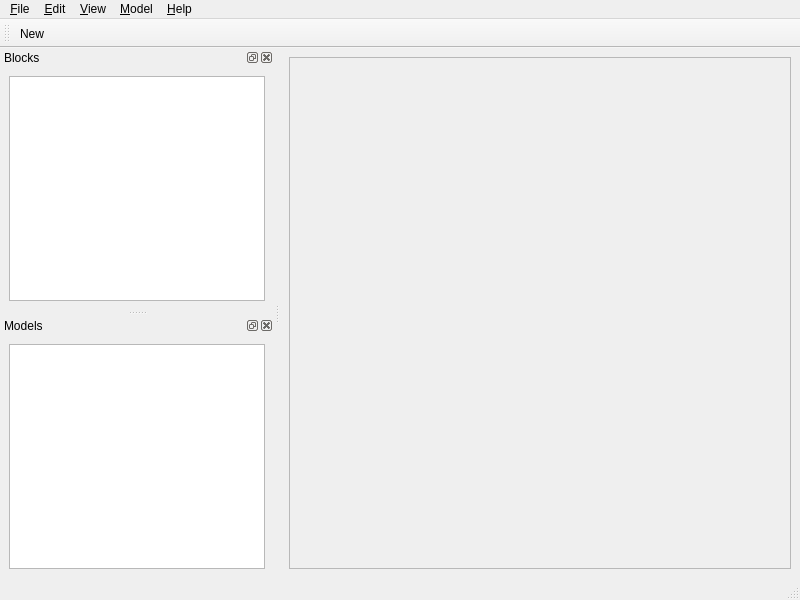
Before: the Qt Designer form Engine/modelwindow.ui in kcuzner/Simulate, drawn with Qt 5.
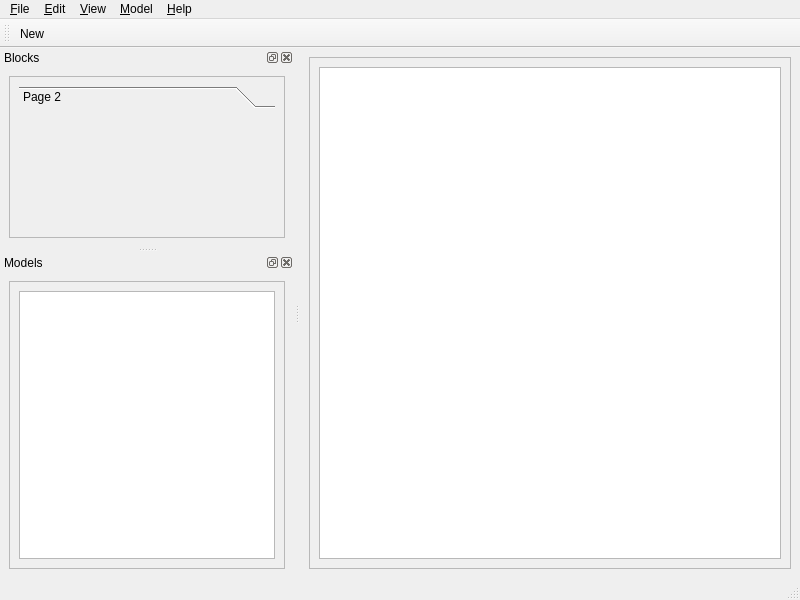
After: the same form once the commit is applied.

Commit message: Began re-shaping the model to support the toolbox and QGraphicsScene/View stuff

What changed in the file:
```diff
--- a/Engine/modelwindow.ui
+++ b/Engine/modelwindow.ui
@@ -29,7 +29,11 @@
          <height>492</height>
         </rect>
        </property>
-       <layout class="QVBoxLayout" name="verticalLayout_3"/>
+       <layout class="QVBoxLayout" name="verticalLayout_3">
+        <item>
+         <widget class="QGraphicsView" name="graphicsView"/>
+        </item>
+       </layout>
       </widget>
      </widget>
     </item>
@@ -105,7 +109,47 @@
      <item>
       <layout class="QVBoxLayout" name="blocksVerticalLayout">
        <item>
-        <widget class="QTreeView" name="blocksTreeView"/>
+        <widget class="QScrollArea" name="blockScrollArea">
+         <property name="widgetResizable">
+          <bool>true</bool>
+         </property>
+         <widget class="QWidget" name="scrollAreaWidgetContents">
+          <property name="geometry">
+           <rect>
+            <x>0</x>
+            <y>0</y>
+            <width>254</width>
+            <height>209</height>
+           </rect>
+          </property>
+          <layout class="QVBoxLayout" name="verticalLayout_6">
+           <item>
+            <layout class="QVBoxLayout" name="verticalLayout_5">
+             <item>
+              <widget class="QToolBox" name="toolBox">
+               <property name="currentIndex">
+                <number>0</number>
+               </property>
+               <widget class="QWidget" name="page_2">
+                <property name="geometry">
+                 <rect>
+                  <x>0</x>
+                  <y>0</y>
+                  <width>234</width>
+                  <height>154</height>
+                 </rect>
+                </property>
+                <attribute name="label">
+                 <string>Page 2</string>
+                </attribute>
+               </widget>
+              </widget>
+             </item>
+            </layout>
+           </item>
+          </layout>
+         </widget>
+        </widget>
        </item>
       </layout>
      </item>
@@ -124,7 +168,30 @@
      <item>
       <layout class="QVBoxLayout" name="modelsVerticalLayout">
        <item>
-        <widget class="QTreeView" name="modelsTreeView"/>
+        <widget class="QScrollArea" name="modelScrollArea">
+         <property name="widgetResizable">
+          <bool>true</bool>
+         </property>
+         <widget class="QWidget" name="scrollAreaWidgetContents_3">
+          <property name="geometry">
+           <rect>
+            <x>0</x>
+            <y>0</y>
+            <width>254</width>
+            <height>208</height>
+           </rect>
+          </property>
+          <layout class="QVBoxLayout" name="verticalLayout_8">
+           <item>
+            <layout class="QVBoxLayout" name="verticalLayout_7">
+             <item>
+              <widget class="QListView" name="listView"/>
+             </item>
+            </layout>
+           </item>
+          </layout>
+         </widget>
+        </widget>
        </item>
       </layout>
      </item>
```
The commit also changes 17 other files.
